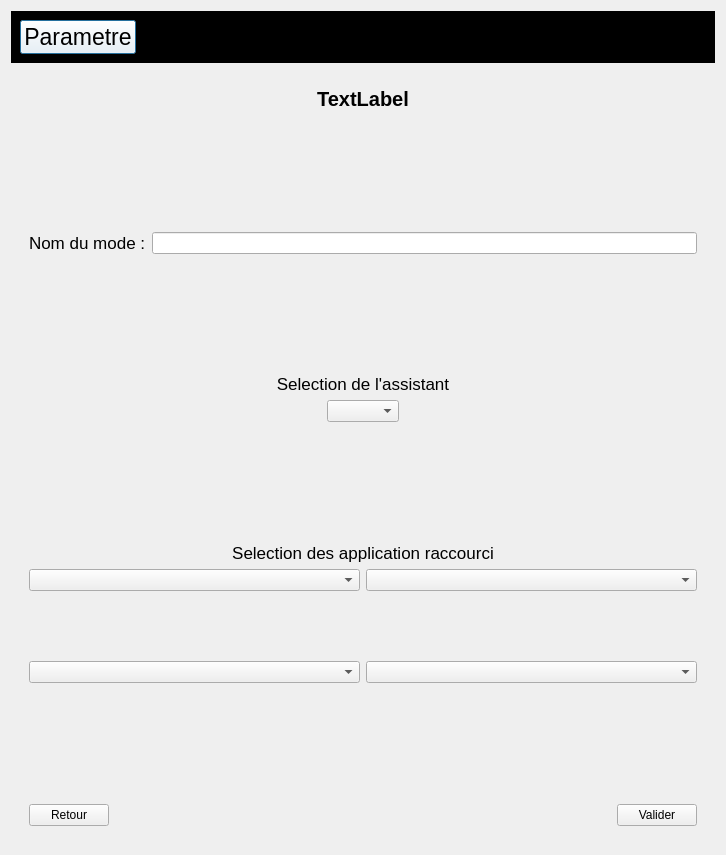
This is arrerasettingui.ui in Arrera-Software/Arrera-Interface as Qt 5 draws it before an edit. The edited form follows.
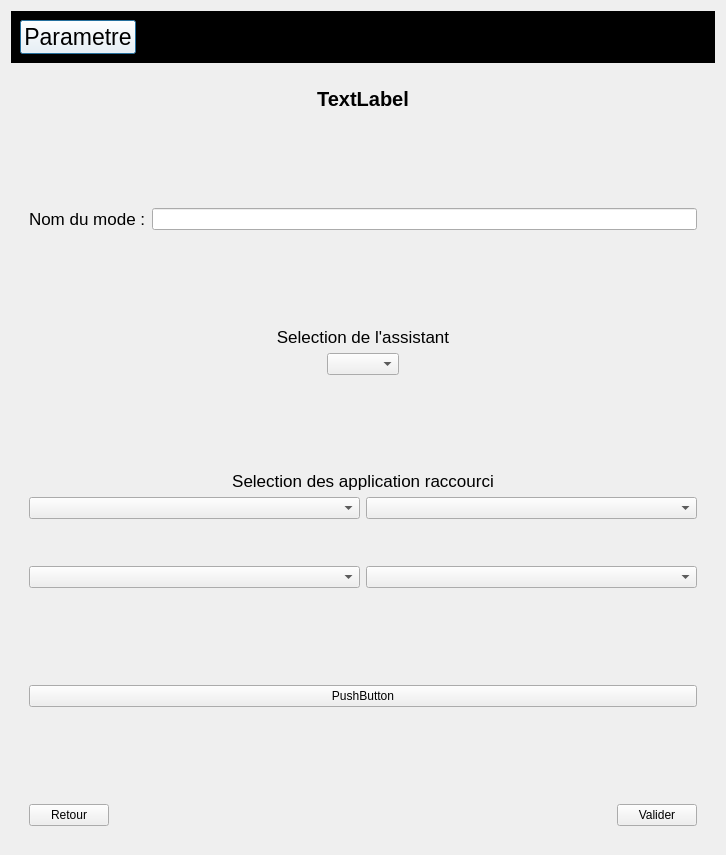
This is the edited form. The open tabs and pages were chosen to show the change. Icons and pictures are not drawn.

Commit message: Creation d'un bouton et du code de la methode pour choisir l'icon d'un mode

The edit to the form file:
```diff
--- a/arrerasettingui.ui
+++ b/arrerasettingui.ui
@@ -1771,6 +1771,26 @@
              </property>
             </spacer>
            </item>
+           <item>
+            <widget class="QPushButton" name="IDC_ICONMODEADD">
+             <property name="text">
+              <string>PushButton</string>
+             </property>
+            </widget>
+           </item>
+           <item>
+            <spacer name="verticalSpacer_39">
+             <property name="orientation">
+              <enum>Qt::Orientation::Vertical</enum>
+             </property>
+             <property name="sizeHint" stdset="0">
+              <size>
+               <width>20</width>
+               <height>40</height>
+              </size>
+             </property>
+            </spacer>
+           </item>
            <item>
             <layout class="QHBoxLayout" name="horizontalLayout_4">
              <item>
```
Left out of the diff: 2 changed lines with no effect on the pictures. The commit also changes 2 other files.
